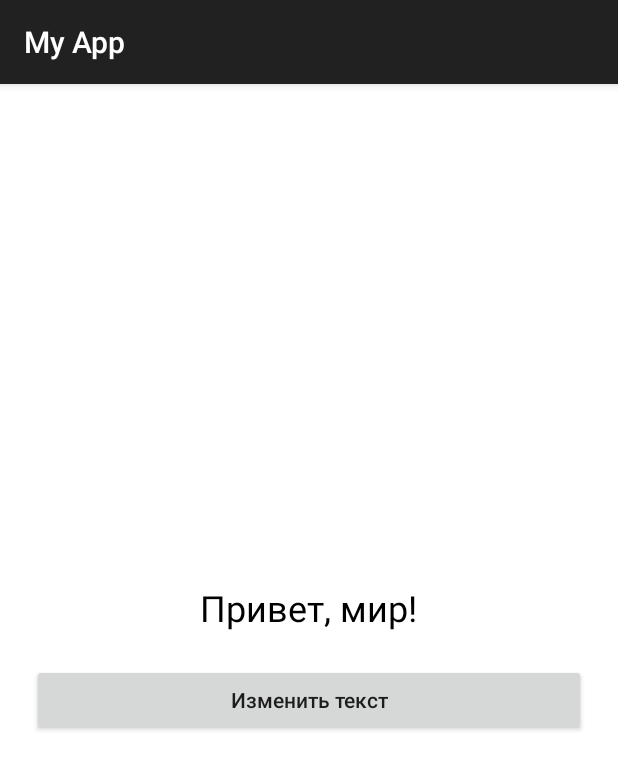
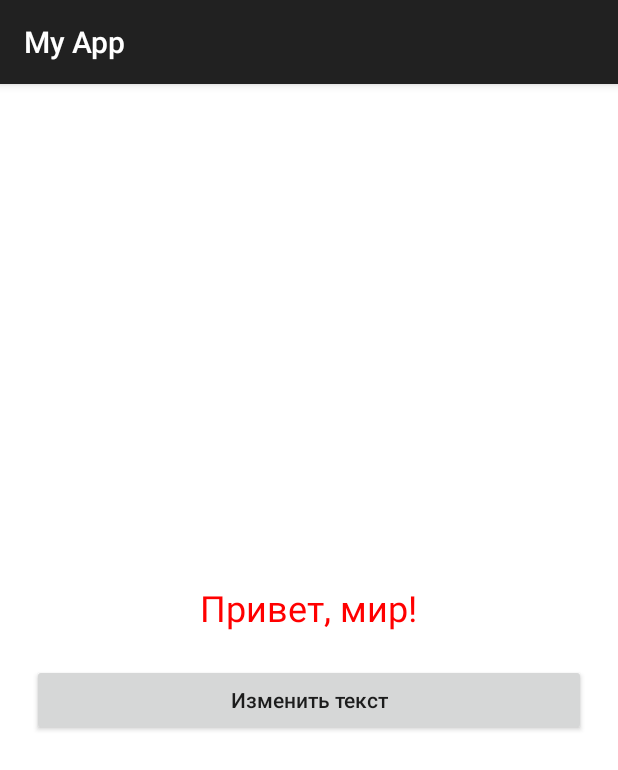
Before and after one commit to wertorian/my-android-app, an Android app: the screen it shows after launch (MainActivity), on a phone screen of 412 x 824 dp. Shown: the top 770 px of the screen. Run offline under Robolectric (Android 15) with nearby library versions, the phone set to English and light mode, and no system bars.

Commit message:
Update MainActivity.kt
change color red

```diff
--- a/app/src/main/java/com/example/myandroidapp/MainActivity.kt
+++ b/app/src/main/java/com/example/myandroidapp/MainActivity.kt
@@ -24,7 +24,7 @@ class MainActivity : AppCompatActivity() {
         val textViewTitle = TextView(this).apply {
             text = "Привет, мир!"
             textSize = 24f
-            setTextColor(Color.BLACK)
+            setTextColor(Color.RED)
             gravity = Gravity.CENTER
         }
 
```
